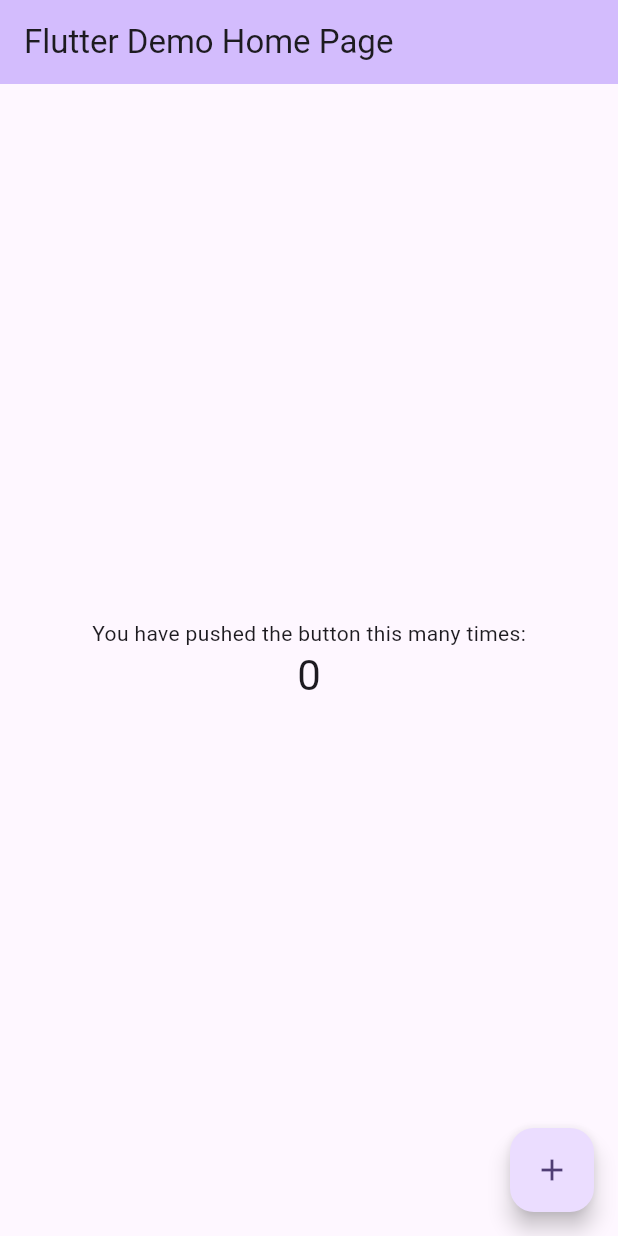
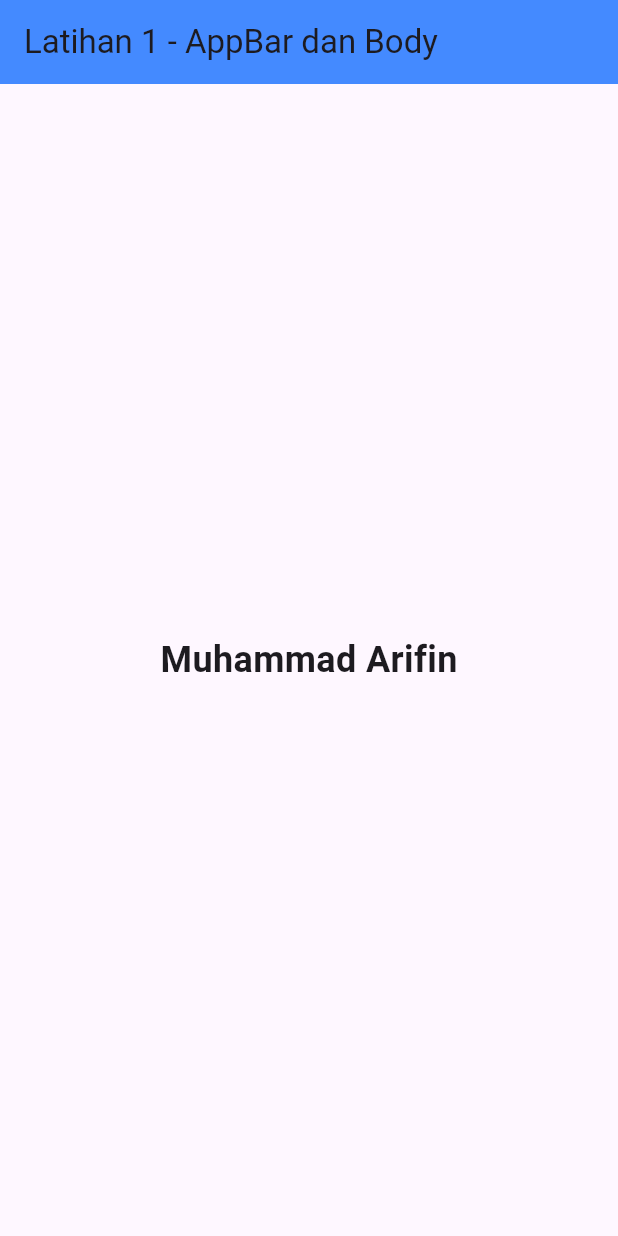
Before and after one commit to Muhammad-ArifinDev/Tugas_week4_-1123150053, a Flutter app: the screen it shows after launch, on a phone screen of 412 x 824 dp. Run offline on Flutter 3.47's test engine with Material 3 defaults, Android fonts, the phone set to English and light mode, and no system bars.

Commit message:
menambahkan Latihan 1 appbar dan body

```diff
--- a/lib/main.dart
+++ b/lib/main.dart
@@ -1,122 +1,29 @@
 import 'package:flutter/material.dart';
 
 void main() {
-  runApp(const MyApp());
+  runApp(const Latihan1App());
 }
 
-class MyApp extends StatelessWidget {
-  const MyApp({super.key});
+class Latihan1App extends StatelessWidget {
+  const Latihan1App({super.key});
 
-  // This widget is the root of your application.
   @override
   Widget build(BuildContext context) {
     return MaterialApp(
-      title: 'Flutter Demo',
-      theme: ThemeData(
-        // This is the theme of your application.
-        //
-        // TRY THIS: Try running your application with "flutter run". You'll see
-        // the application has a purple toolbar. Then, without quitting the app,
-        // try changing the seedColor in the colorScheme below to Colors.green
-        // and then invoke "hot reload" (save your changes or press the "hot
-        // reload" button in a Flutter-supported IDE, or press "r" if you used
-        // the command line to start the app).
-        //
-        // Notice that the counter didn't reset back to zero; the application
-        // state is not lost during the reload. To reset the state, use hot
-        // restart instead.
-        //
-        // This works for code too, not just values: Most code changes can be
-        // tested with just a hot reload.
-        colorScheme: ColorScheme.fromSeed(seedColor: Colors.deepPurple),
+      title: 'Latihan 1',
+      debugShowCheckedModeBanner: false,
+      home: Scaffold(
+        appBar: AppBar(
+          title: const Text("Latihan 1 - AppBar dan Body"),
+          backgroundColor: Colors.blueAccent,
+        ),
+        body: const Center(
+          child: Text(
+            "Muhammad Arifin",
+            style: TextStyle(fontSize: 24, fontWeight: FontWeight.bold),
+          ),
+        ),
       ),
-      home: const MyHomePage(title: 'Flutter Demo Home Page'),
     );
   }
 }
-
-class MyHomePage extends StatefulWidget {
-  const MyHomePage({super.key, required this.title});
-
-  // This widget is the home page of your application. It is stateful, meaning
-  // that it has a State object (defined below) that contains fields that affect
-  // how it looks.
-
-  // This class is the configuration for the state. It holds the values (in this
-  // case the title) provided by the parent (in this case the App widget) and
-  // used by the build method of the State. Fields in a Widget subclass are
-  // always marked "final".
-
-  final String title;
-
-  @override
-  State<MyHomePage> createState() => _MyHomePageState();
-}
-
-class _MyHomePageState extends State<MyHomePage> {
-  int _counter = 0;
-
-  void _incrementCounter() {
-    setState(() {
-      // This call to setState tells the Flutter framework that something has
-      // changed in this State, which causes it to rerun the build method below
-      // so that the display can reflect the updated values. If we changed
-      // _counter without calling setState(), then the build method would not be
-      // called again, and so nothing would appear to happen.
-      _counter++;
-    });
-  }
-
-  @override
-  Widget build(BuildContext context) {
-    // This method is rerun every time setState is called, for instance as done
-    // by the _incrementCounter method above.
-    //
-    // The Flutter framework has been optimized to make rerunning build methods
-    // fast, so that you can just rebuild anything that needs updating rather
-    // than having to individually change instances of widgets.
-    return Scaffold(
-      appBar: AppBar(
-        // TRY THIS: Try changing the color here to a specific color (to
-        // Colors.amber, perhaps?) and trigger a hot reload to see the AppBar
-        // change color while the other colors stay the same.
-        backgroundColor: Theme.of(context).colorScheme.inversePrimary,
-        // Here we take the value from the MyHomePage object that was created by
-        // the App.build method, and use it to set our appbar title.
-        title: Text(widget.title),
-      ),
-      body: Center(
-        // Center is a layout widget. It takes a single child and positions it
-        // in the middle of the parent.
-        child: Column(
-          // Column is also a layout widget. It takes a list of children and
-          // arranges them vertically. By default, it sizes itself to fit its
-          // children horizontally, and tries to be as tall as its parent.
-          //
-          // Column has various properties to control how it sizes itself and
-          // how it positions its children. Here we use mainAxisAlignment to
-          // center the children vertically; the main axis here is the vertical
-          // axis because Columns are vertical (the cross axis would be
-          // horizontal).
-          //
-          // TRY THIS: Invoke "debug painting" (choose the "Toggle Debug Paint"
-          // action in the IDE, or press "p" in the console), to see the
-          // wireframe for each widget.
-          mainAxisAlignment: MainAxisAlignment.center,
-          children: <Widget>[
-            const Text('You have pushed the button this many times:'),
-            Text(
-              '$_counter',
-              style: Theme.of(context).textTheme.headlineMedium,
-            ),
-          ],
-        ),
-      ),
-      floatingActionButton: FloatingActionButton(
-        onPressed: _incrementCounter,
-        tooltip: 'Increment',
-        child: const Icon(Icons.add),
-      ), // This trailing comma makes auto-formatting nicer for build methods.
-    );
-  }
-}
```
